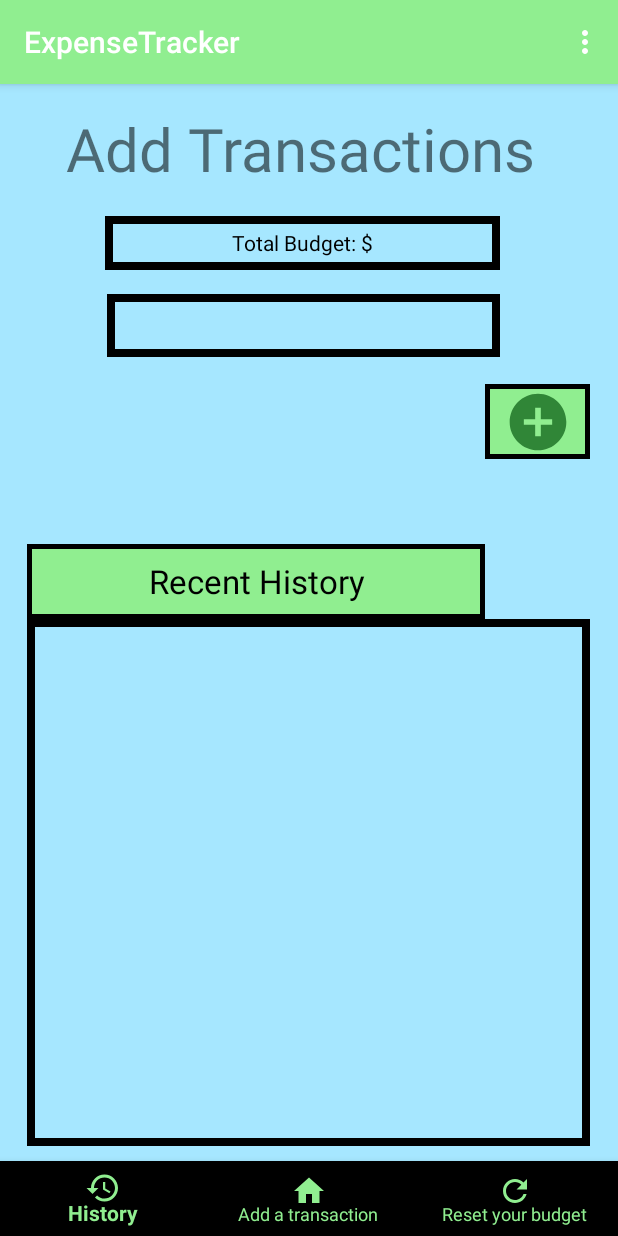
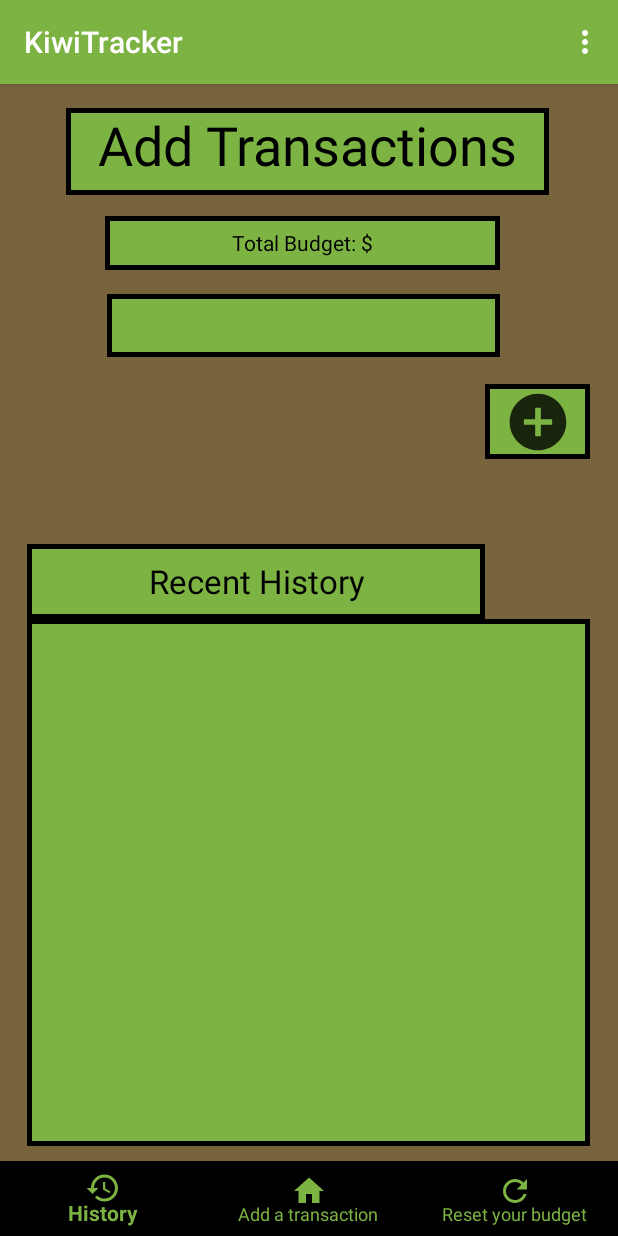
Before and after one commit to Elef1/cmsc436-final, an Android app: the screen it shows after launch (MainScreen), after a tap on "CONFIRM", on a phone screen of 412 x 824 dp. Run offline under Robolectric (Android 15) with nearby library versions, the light colour scheme and no system bars.

Commit message:
modified the UI a bit

```diff
--- a/ExpenseTracker/app/src/main/res/drawable-anydpi/addition.xml
+++ b/ExpenseTracker/app/src/main/res/drawable-anydpi/addition.xml
@@ -3,7 +3,7 @@
     android:height="45dp"
     android:viewportWidth="24"
     android:viewportHeight="24"
-    android:tint="#186B21"
+    android:tint="#000000"
     android:alpha="0.8">
   <path
       android:fillColor="@android:color/white"
--- a/ExpenseTracker/app/src/main/res/drawable/recentborder.xml
+++ b/ExpenseTracker/app/src/main/res/drawable/recentborder.xml
@@ -1,6 +1,6 @@
 <?xml version="1.0" encoding="utf-8"?>
 <shape xmlns:android="http://schemas.android.com/apk/res/android">
-    <solid android:color="@color/colorGreen" />
+    <solid android:color="#7CB342" />
     <stroke
         android:width="3dp"
         android:color="@color/colorBlack"
--- a/ExpenseTracker/app/src/main/res/layout/activity_history.xml
+++ b/ExpenseTracker/app/src/main/res/layout/activity_history.xml
@@ -20,8 +20,8 @@
         android:id="@+id/nav_menu"
         android:layout_width="match_parent"
         android:layout_height="50dp"
-        app:itemBackground="@color/colorPrimary"
         android:layout_alignParentBottom="true"
-        app:menu="@menu/menu_settings"
-        />
+        android:visibility="visible"
+        app:itemBackground="@color/colorBlack"
+        app:menu="@menu/menu_settings" />
 </RelativeLayout>
--- a/ExpenseTracker/app/src/main/res/layout/activity_main_screen.xml
+++ b/ExpenseTracker/app/src/main/res/layout/activity_main_screen.xml
@@ -4,7 +4,7 @@
     xmlns:tools="http://schemas.android.com/tools"
     android:layout_width="match_parent"
     android:layout_height="match_parent"
-    android:background="@color/colorBlue"
+    android:background="#78643C"
     tools:context=".MainScreen">
 
     <TextView
@@ -12,8 +12,11 @@
         android:layout_height="58dp"
         android:layout_marginStart="44dp"
         android:layout_marginTop="16dp"
+        android:background="@drawable/recentborder"
         android:text="Add Transactions"
-        android:textSize="40sp"
+        android:textAlignment="center"
+        android:textColor="#000000"
+        android:textSize="36sp"
         app:layout_constraintStart_toStartOf="parent"
         app:layout_constraintTop_toTopOf="parent" />
 
@@ -23,9 +26,10 @@
         android:layout_width="263dp"
         android:layout_height="36dp"
         android:layout_marginTop="88dp"
-        android:background="@drawable/borderlist"
+        android:background="@drawable/recentborder"
+        android:gravity="center"
         android:text="Total Monthly Budget"
-        android:gravity="center"
+        android:textAlignment="center"
         android:textColor="@color/colorBlack"
         app:layout_constraintEnd_toEndOf="parent"
         app:layout_constraintHorizontal_bias="0.472"
@@ -37,9 +41,10 @@
         android:layout_width="262dp"
         android:layout_height="42dp"
         android:layout_marginTop="140dp"
+        android:background="@drawable/recentborder"
         android:gravity="center"
-        android:background="@drawable/borderlist"
         android:text="Your Current Amount"
+        android:textAlignment="center"
         android:textColor="@color/colorBlack"
         android:textSize="22sp"
         app:layout_constraintEnd_toEndOf="parent"
@@ -55,6 +60,7 @@
         android:background="@drawable/recentborder"
         android:gravity="center"
         android:text="Recent History"
+        android:textAlignment="center"
         android:textColor="@color/colorBlack"
         android:textSize="22sp"
         app:layout_constraintBottom_toTopOf="@+id/listView"
@@ -68,11 +74,11 @@
         android:layout_height="50dp"
         android:layout_marginTop="200dp"
         android:background="@drawable/recentborder"
+        android:src="@drawable/addition"
         app:layout_constraintEnd_toEndOf="parent"
         app:layout_constraintHorizontal_bias="0.0"
         app:layout_constraintStart_toEndOf="@id/recentHistory"
-        app:layout_constraintTop_toTopOf="parent"
-        android:src="@drawable/addition" />
+        app:layout_constraintTop_toTopOf="parent" />
 
     <ListView
         android:id="@+id/listView"
@@ -81,7 +87,7 @@
         android:layout_alignParentStart="true"
         android:layout_alignParentTop="true"
         android:layout_marginBottom="60dp"
-        android:background="@drawable/borderlist"
+        android:background="@drawable/recentborder"
         android:textColor="@color/colorGreen"
         app:layout_constraintBottom_toBottomOf="parent"
         app:layout_constraintEnd_toEndOf="parent"
@@ -93,14 +99,12 @@
         android:layout_width="match_parent"
         android:layout_height="50dp"
         app:itemBackground="@color/colorBlack"
-        app:itemTextColor="@color/colorGreen"
+        app:itemIconTint="#7CB342"
         app:itemRippleColor="@color/colorGreen"
-        app:itemIconTint="@color/colorGreen"
-        app:menu="@menu/menu_settings"
+        app:itemTextColor="#7CB342"
+        app:layout_constraintBottom_toBottomOf="parent"
         app:layout_constraintStart_toEndOf="@+id/listView"
-        app:layout_constraintBottom_toBottomOf="parent"
-        />
-
+        app:menu="@menu/menu_settings" />
 
 
 </androidx.constraintlayout.widget.ConstraintLayout>
--- a/ExpenseTracker/app/src/main/res/values/strings.xml
+++ b/ExpenseTracker/app/src/main/res/values/strings.xml
@@ -1,3 +1,3 @@
 <resources>
-    <string name="app_name">ExpenseTracker</string>
+    <string name="app_name">KiwiTracker</string>
 </resources>
--- a/ExpenseTracker/app/src/main/res/values/styles.xml
+++ b/ExpenseTracker/app/src/main/res/values/styles.xml
@@ -2,9 +2,9 @@
     <!-- Base application theme. -->
     <style name="AppTheme" parent="Theme.AppCompat.Light.DarkActionBar">
         <!-- Customize your theme here. -->
-        <item name="colorPrimary">@color/colorPrimary</item>
-        <item name="colorPrimaryDark">@color/colorPrimaryDark</item>
-        <item name="colorAccent">@color/colorAccent</item>
+        <item name="colorPrimary">#7CB342</item>
+        <item name="colorPrimaryDark">@color/colorBlack</item>
+        <item name="colorAccent">#000000</item>
     </style>
 
 </resources>
```
Also changed, not shown: ExpenseTracker/app/src/main/res/layout/activity_main.xml (+12 -4 lines).
